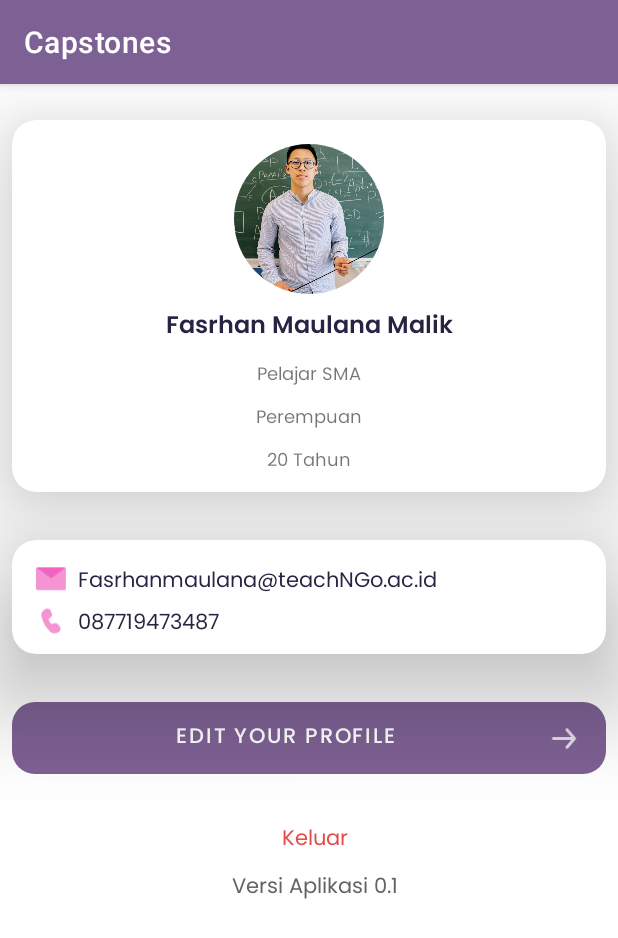
After one commit to Dean-Faturrahman/CapstoneProject, an Android app: the ProfileActivity screen opened directly, with no data from a screen before it, on a phone screen of 412 x 824 dp. The commit adds this screen. Shown: the top 938 px of the screen. Run offline under Robolectric (Android 15) with nearby library versions, the phone set to English and light mode, and no system bars; our stand-ins replace CircleImageView.

Commit message:
create profile
text dalam button belum dikiri

```diff
--- a/Capstones/app/build.gradle
+++ b/Capstones/app/build.gradle
@@ -51,4 +51,6 @@ dependencies {
     // Material Design
     implementation 'com.google.android.material:material:1.7.0-alpha01'
     implementation 'de.hdodenhof:circleimageview:3.1.0'
+    implementation 'androidx.cardview:cardview:1.0.0'
+
 }
--- a/Capstones/app/src/main/AndroidManifest.xml
+++ b/Capstones/app/src/main/AndroidManifest.xml
@@ -9,6 +9,9 @@
         android:roundIcon="@mipmap/ic_launcher_round"
         android:supportsRtl="true"
         android:theme="@style/Theme.Capstones">
+        <activity
+            android:name=".ProfileActivity"
+            android:exported="false" />
         <activity
             android:name=".RegisterActivity"
             android:exported="false" />
--- a/Capstones/app/src/main/java/com/dicoding/capstones/LoginActivity.kt
+++ b/Capstones/app/src/main/java/com/dicoding/capstones/LoginActivity.kt
@@ -7,6 +7,7 @@ import android.os.Bundle
 import android.view.WindowInsets
 import android.view.WindowManager
 import com.dicoding.capstones.databinding.ActivityLoginBinding
+import kotlinx.android.synthetic.main.nav.*
 
 
 class LoginActivity : AppCompatActivity() {
--- /dev/null
+++ b/Capstones/app/src/main/java/com/dicoding/capstones/ProfileActivity.kt
@@ -0,0 +1,11 @@
+package com.dicoding.capstones
+
+import androidx.appcompat.app.AppCompatActivity
+import android.os.Bundle
+
+class ProfileActivity : AppCompatActivity() {
+    override fun onCreate(savedInstanceState: Bundle?) {
+        super.onCreate(savedInstanceState)
+        setContentView(R.layout.activity_profile)
+    }
+}
--- a/Capstones/app/src/main/java/com/dicoding/capstones/RegisterActivity.kt
+++ b/Capstones/app/src/main/java/com/dicoding/capstones/RegisterActivity.kt
@@ -6,6 +6,7 @@ import androidx.appcompat.app.AppCompatActivity
 import android.os.Bundle
 import android.view.WindowInsets
 import android.view.WindowManager
+import com.dicoding.capstones.databinding.ActivityProfileBinding
 import com.dicoding.capstones.databinding.ActivityRegisterBinding
 
 class RegisterActivity : AppCompatActivity() {
@@ -15,7 +16,7 @@ class RegisterActivity : AppCompatActivity() {
         binding = ActivityRegisterBinding.inflate(layoutInflater)
         setContentView(binding.root)
 
-        setupView()
+//        setupView()
         setupAction()
     }
 
--- /dev/null
+++ b/Capstones/app/src/main/res/layout/activity_profile.xml
@@ -0,0 +1,196 @@
+<?xml version="1.0" encoding="utf-8"?>
+<androidx.constraintlayout.widget.ConstraintLayout xmlns:android="http://schemas.android.com/apk/res/android"
+    xmlns:app="http://schemas.android.com/apk/res-auto"
+    android:layout_width="match_parent"
+    android:layout_height="match_parent"
+   >
+
+    <androidx.cardview.widget.CardView
+        android:id="@+id/cardView"
+        android:layout_width="match_parent"
+        android:layout_height="248dp"
+        android:layout_marginStart="8dp"
+        android:layout_marginTop="24dp"
+        android:layout_marginEnd="8dp"
+        app:cardCornerRadius="16dp"
+        app:cardElevation="40dp"
+        app:layout_constraintEnd_toEndOf="parent"
+        app:layout_constraintStart_toStartOf="parent"
+        app:layout_constraintTop_toTopOf="parent">
+
+        <androidx.constraintlayout.widget.ConstraintLayout
+            android:layout_width="match_parent"
+            android:layout_height="wrap_content">
+
+            <de.hdodenhof.circleimageview.CircleImageView
+                android:id="@+id/img_item_photo"
+                android:layout_width="100dp"
+                android:layout_height="100dp"
+                android:layout_alignParentStart="true"
+                android:layout_alignParentTop="true"
+                android:layout_alignParentEnd="true"
+                android:layout_gravity="center"
+                android:layout_marginTop="16dp"
+                android:src="@drawable/fotodumy"
+                app:layout_constraintEnd_toEndOf="parent"
+                app:layout_constraintStart_toStartOf="parent"
+                app:layout_constraintTop_toTopOf="parent" />
+
+            <TextView
+                android:id="@+id/tv_nama"
+                android:layout_width="wrap_content"
+                android:layout_height="wrap_content"
+                android:layout_marginTop="8dp"
+                android:fontFamily="@font/psemibold"
+                android:text="@string/nama_dummy"
+                android:textColor="@color/h1"
+                android:textSize="16sp"
+                app:layout_constraintEnd_toEndOf="parent"
+                app:layout_constraintStart_toStartOf="parent"
+                app:layout_constraintTop_toBottomOf="@+id/img_item_photo" />
+
+            <TextView
+                android:id="@+id/tv_pendidikan"
+                android:layout_width="wrap_content"
+                android:layout_height="wrap_content"
+                android:layout_marginTop="8dp"
+                android:fontFamily="@font/pregular"
+                android:text="@string/pelajar_sma"
+                android:textSize="12sp"
+                app:layout_constraintEnd_toEndOf="parent"
+                app:layout_constraintStart_toStartOf="parent"
+                app:layout_constraintTop_toBottomOf="@+id/tv_nama" />
+
+            <TextView
+                android:id="@+id/tv_gender"
+                android:layout_width="wrap_content"
+                android:layout_height="wrap_content"
+                android:layout_marginTop="8dp"
+                android:fontFamily="@font/pregular"
+                android:text="@string/gender_dummy"
+                android:textSize="12sp"
+                app:layout_constraintEnd_toEndOf="parent"
+                app:layout_constraintStart_toStartOf="parent"
+                app:layout_constraintTop_toBottomOf="@+id/tv_pendidikan" />
+
+            <TextView
+                android:id="@+id/tv_age"
+                android:layout_width="wrap_content"
+                android:layout_height="wrap_content"
+                android:layout_marginTop="8dp"
+                android:fontFamily="@font/pregular"
+                android:text="@string/age_dummy"
+                android:textSize="12sp"
+                app:layout_constraintEnd_toEndOf="parent"
+                app:layout_constraintStart_toStartOf="parent"
+                app:layout_constraintTop_toBottomOf="@+id/tv_gender" />
+        </androidx.constraintlayout.widget.ConstraintLayout>
+    </androidx.cardview.widget.CardView>
+
+    <androidx.cardview.widget.CardView
+        android:id="@+id/cardView2"
+        android:layout_width="match_parent"
+        android:layout_height="76dp"
+        android:layout_marginStart="8dp"
+        android:layout_marginTop="32dp"
+        android:layout_marginEnd="8dp"
+        app:cardCornerRadius="16dp"
+        app:cardElevation="40dp"
+        app:layout_constraintEnd_toEndOf="parent"
+        app:layout_constraintStart_toStartOf="parent"
+        app:layout_constraintTop_toBottomOf="@+id/cardView">
+
+        <androidx.constraintlayout.widget.ConstraintLayout
+            android:layout_width="match_parent"
+            android:layout_height="match_parent">
+
+            <ImageView
+                android:id="@+id/icon_email"
+                android:layout_width="20dp"
+                android:layout_height="20dp"
+                android:layout_marginStart="16dp"
+                android:layout_marginTop="16dp"
+                android:src="@drawable/email_icon"
+                android:contentDescription="@string/icon"
+                app:layout_constraintStart_toStartOf="parent"
+                app:layout_constraintTop_toTopOf="parent" />
+
+            <TextView
+                android:layout_width="wrap_content"
+                android:layout_height="wrap_content"
+                android:layout_marginStart="8dp"
+                android:fontFamily="@font/pregular"
+                android:text="@string/email_dumy"
+                android:textColor="@color/h1"
+                android:textSize="14sp"
+                app:layout_constraintStart_toEndOf="@+id/icon_email"
+                app:layout_constraintTop_toTopOf="@+id/icon_email" />
+
+            <ImageView
+                android:id="@+id/icon_call"
+                android:layout_width="20dp"
+                android:layout_height="20dp"
+                android:layout_marginTop="8dp"
+                android:fontFamily="@font/pregular"
+                android:src="@drawable/call_icon"
+                android:textColor="@color/h1"
+                android:textSize="14sp"
+                android:contentDescription="@string/icon"
+                app:layout_constraintStart_toStartOf="@+id/icon_email"
+                app:layout_constraintTop_toBottomOf="@+id/icon_email" />
+
+            <TextView
+                android:layout_width="wrap_content"
+                android:layout_height="wrap_content"
+                android:layout_marginStart="8dp"
+                android:fontFamily="@font/pregular"
+                android:text="@string/nomor"
+                android:textColor="@color/h1"
+                android:textSize="14sp"
+                app:layout_constraintStart_toEndOf="@+id/icon_call"
+                app:layout_constraintTop_toTopOf="@+id/icon_call" />
+        </androidx.constraintlayout.widget.ConstraintLayout>
+    </androidx.cardview.widget.CardView>
+
+    <Button
+        android:id="@+id/button2"
+        android:layout_width="match_parent"
+        android:layout_height="wrap_content"
+        android:layout_marginStart="8dp"
+        android:layout_marginTop="32dp"
+        android:layout_marginEnd="8dp"
+        android:background="@drawable/shape_button"
+        android:drawableEnd="@drawable/right_icon"
+        android:fontFamily="@font/pmedium"
+        android:text="@string/edit_your_profile"
+        android:textSize="14sp"
+        app:layout_constraintEnd_toEndOf="parent"
+        app:layout_constraintStart_toStartOf="parent"
+        app:layout_constraintTop_toBottomOf="@+id/cardView2" />
+
+    <TextView
+        android:id="@+id/textView8"
+        android:layout_width="wrap_content"
+        android:layout_height="wrap_content"
+        android:layout_marginStart="8dp"
+        android:layout_marginTop="32dp"
+        android:fontFamily="@font/pregular"
+        android:text="@string/keluar"
+        android:textColor="@color/red"
+        android:textSize="14sp"
+        app:layout_constraintEnd_toEndOf="parent"
+        app:layout_constraintStart_toStartOf="parent"
+        app:layout_constraintTop_toBottomOf="@+id/button2" />
+
+    <TextView
+        android:layout_width="wrap_content"
+        android:layout_height="wrap_content"
+        android:layout_marginTop="8dp"
+        android:fontFamily="@font/pregular"
+        android:text="@string/versi_aplikasi_0_1"
+        android:textColor="@color/title"
+        android:textSize="14sp"
+        app:layout_constraintEnd_toEndOf="@+id/textView8"
+        app:layout_constraintStart_toStartOf="@+id/textView8"
+        app:layout_constraintTop_toBottomOf="@+id/textView8" />
+        </androidx.constraintlayout.widget.ConstraintLayout>
--- a/Capstones/app/src/main/res/values/colors.xml
+++ b/Capstones/app/src/main/res/values/colors.xml
@@ -14,6 +14,7 @@
     <color name="edittext">#14E72A9B</color>
     <color name="search">#6EE3E3E3</color>
     <color name="h1">#272343</color>
+    <color name="red">#E34A4A</color>
 
 
 
--- a/Capstones/app/src/main/res/values/strings.xml
+++ b/Capstones/app/src/main/res/values/strings.xml
@@ -35,4 +35,14 @@
     <string name="rekomendasi_guru">Rekomendasi Guru</string>
     <string name="sub_rekomen">Konsultasikan Tugas anda dengan pengajar</string>
     <string name="username">nama</string>
+    <string name="nama_dummy">Fasrhan Maulana Malik</string>
+    <string name="gender_dummy">Perempuan</string>
+    <string name="age_dummy">20 Tahun</string>
+    <string name="keluar">Keluar</string>
+    <string name="versi_aplikasi_0_1">Versi Aplikasi 0.1</string>
+    <string name="edit_your_profile">Edit your Profile</string>
+    <string name="nomor">087719473487</string>
+    <string name="email_dumy">Fasrhanmaulana@teachNGo.ac.id</string>
+    <string name="pelajar_sma">Pelajar SMA</string>
+    <string name="icon">icon</string>
 </resources>
```
Also changed, not shown: Capstones/app/src/main/res/drawable/cardprofile.xml (added, +80 -0 lines), Capstones/app/src/main/res/layout/nav.xml (+0 -53 lines), Capstones/app/src/main/res/drawable-hdpi/right_icon.png (added), Capstones/app/src/main/res/drawable-mdpi/right_icon.png (added), Capstones/app/src/main/res/drawable-xhdpi/right_icon.png (added), Capstones/app/src/main/res/drawable-xxhdpi/right_icon.png (added), Capstones/app/src/main/res/drawable-xxxhdpi/right_icon.png (added), Capstones/app/src/main/res/drawable/fotodumy.jpg (added), Capstones/app/src/main/res/font/psemibold.ttf (added).
